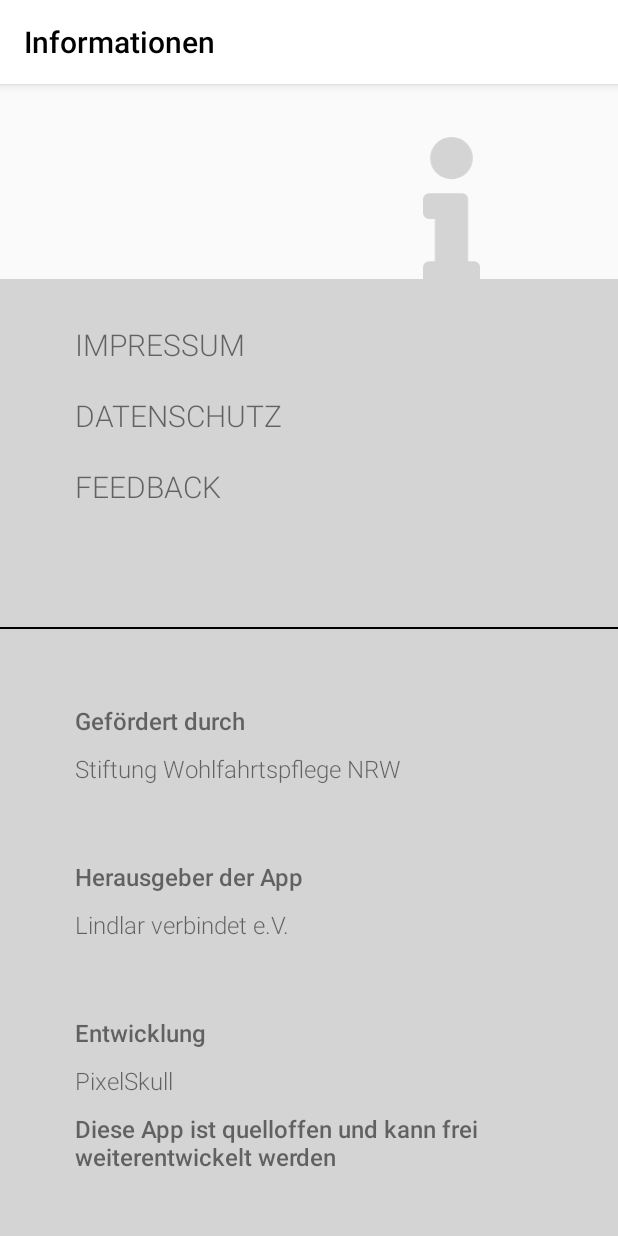
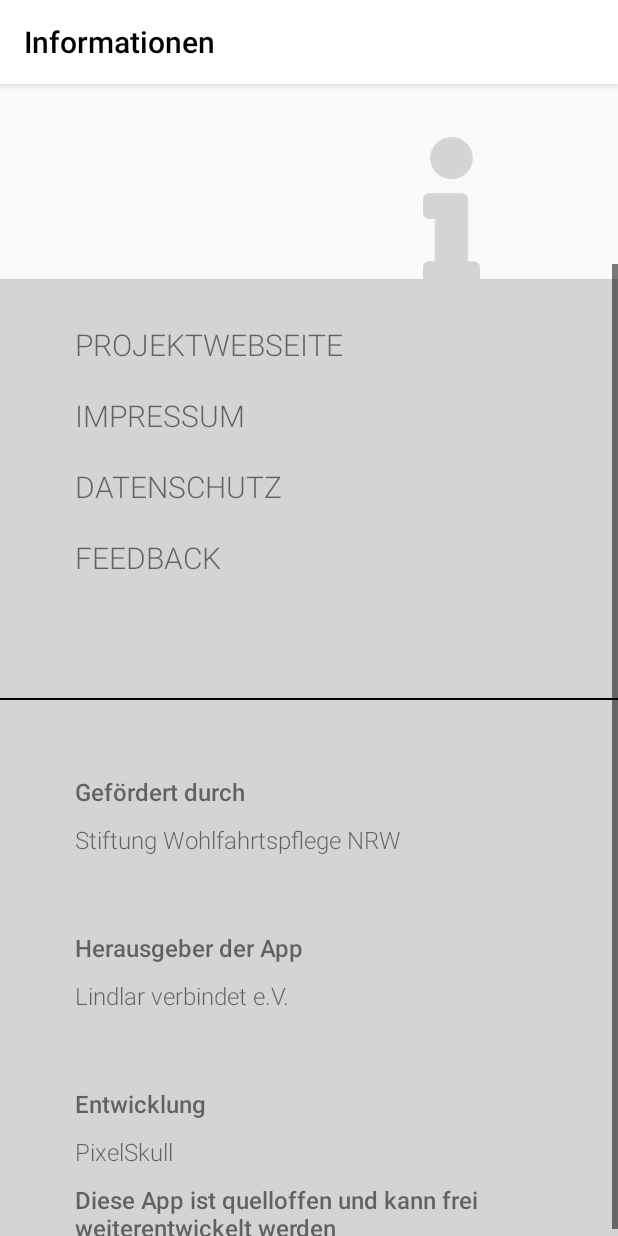
Before and after one commit to lindlar-verbindet/DingensKirchen-Android, an Android app: the InfoActivity screen opened directly, with no data from a screen before it, on a phone screen of 412 x 824 dp. Run offline under Robolectric (Android 15) with nearby library versions, the phone set to English and light mode, and no system bars.

Commit message:
Added project website to InfoActivity

```diff
--- a/app/src/main/java/de/lindlarverbindet/dingenskirchen/activities/InfoActivity.kt
+++ b/app/src/main/java/de/lindlarverbindet/dingenskirchen/activities/InfoActivity.kt
@@ -10,6 +10,7 @@ import android.net.Uri
 
 class InfoActivity : AppCompatActivity() {
 
+    private lateinit var websiteTextView: TextView
     private lateinit var imprintTextView: TextView
     private lateinit var dataTextView: TextView
     private lateinit var feedbackTextView: TextView
@@ -24,6 +25,7 @@ class InfoActivity : AppCompatActivity() {
 
         this.supportActionBar?.title = getString(R.string.info_navigation_title)
 
+        websiteTextView = findViewById(R.id.imprint_website)
         imprintTextView = findViewById(R.id.imprint_imprint)
         dataTextView = findViewById(R.id.imprint_dataprotection)
         feedbackTextView = findViewById(R.id.imprint_feedback)
@@ -31,6 +33,11 @@ class InfoActivity : AppCompatActivity() {
         openTextView = findViewById(R.id.imprint_open)
         ownerTextView = findViewById(R.id.imprint_owner)
         conceptTextView = findViewById(R.id.imprint_concept)
+
+        websiteTextView.setOnClickListener {
+            val browserIntent = Intent(Intent.ACTION_VIEW, Uri.parse(getString(R.string.info_website_url)))
+            startActivity(browserIntent)
+        }
 
         imprintTextView.setOnClickListener {
             val browserIntent = Intent(Intent.ACTION_VIEW, Uri.parse(getString(R.string.info_imprint_url)))
--- a/app/src/main/res/layout/activity_info.xml
+++ b/app/src/main/res/layout/activity_info.xml
@@ -32,13 +32,26 @@
             android:layout_width="match_parent"
             android:layout_height="wrap_content">
             <TextView
-                android:id="@+id/imprint_imprint"
+                android:id="@+id/imprint_website"
                 android:layout_width="match_parent"
                 android:layout_height="wrap_content"
                 android:layout_marginTop="40dp"
                 android:layout_marginStart="50dp"
                 android:layout_marginEnd="50dp"
                 app:layout_constraintTop_toTopOf="parent"
+                app:layout_constraintStart_toStartOf="parent"
+                app:layout_constraintEnd_toEndOf="parent"
+                android:text="@string/info_website"
+                android:textSize="20sp"
+                android:fontFamily="sans-serif-light"/>
+            <TextView
+                android:id="@+id/imprint_imprint"
+                android:layout_width="match_parent"
+                android:layout_height="wrap_content"
+                android:layout_marginTop="20dp"
+                android:layout_marginStart="50dp"
+                android:layout_marginEnd="50dp"
+                app:layout_constraintTop_toBottomOf="@id/imprint_website"
                 app:layout_constraintStart_toStartOf="parent"
                 app:layout_constraintEnd_toEndOf="parent"
                 android:text="@string/info_imprint"
--- a/app/src/main/res/values/strings.xml
+++ b/app/src/main/res/values/strings.xml
@@ -65,6 +65,8 @@
     <string name="survey_widget_headline">MITMACHEN!</string>
     <string name="survey_widget_desc">Nehmen Sie an Umfragen rund um das Leben in Lindlar teil.</string>
 
+    <string name="info_website">PROJEKTWEBSEITE</string>
+    <string name="info_website_url">https://lindlar-digital.de</string>
     <string name="info_imprint">IMPRESSUM</string>
     <string name="info_imprint_url">https://lindlar-verbindet.de/impressum/</string>
     <string name="info_datapolicy">DATENSCHUTZ</string>
```
